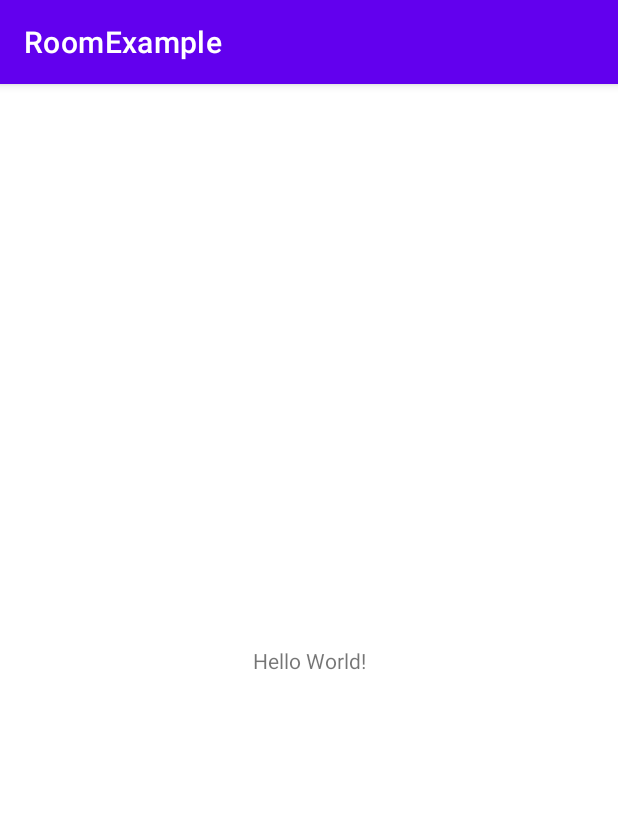
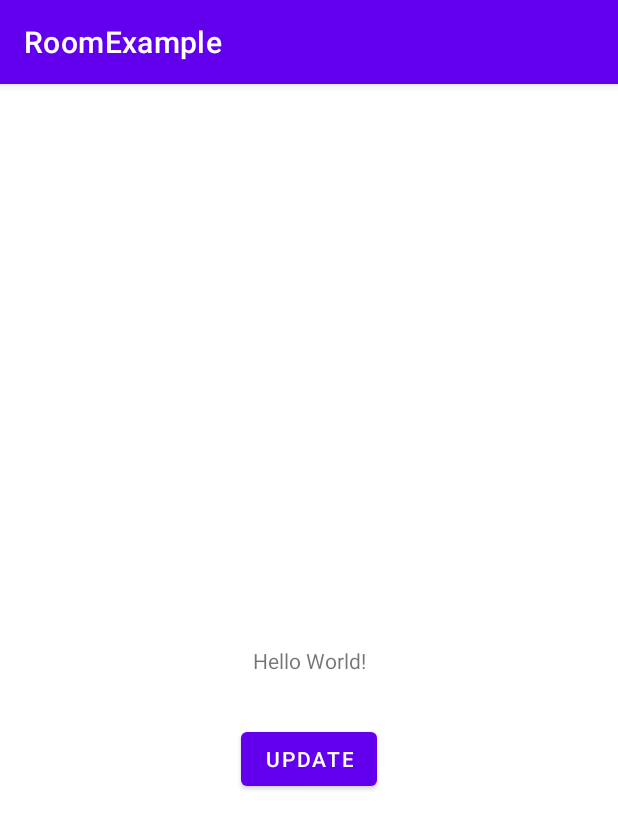
Before and after one commit to zaifrun/RoomExample, an Android app: the screen it shows after launch (MainActivity), on a phone screen of 412 x 824 dp. Shown: the top 829 px of the screen. Run offline under Robolectric (Android 15) with nearby library versions, the phone set to English and light mode, and no system bars; our stand-ins replace Room's generated code.

```diff
--- a/app/build.gradle
+++ b/app/build.gradle
@@ -2,6 +2,8 @@ plugins {
     id 'com.android.application'
     id 'kotlin-android'
     id 'kotlin-kapt'
+    id 'kotlin-android-extensions'
+
 }
 
 android {
@@ -46,13 +48,15 @@ dependencies {
     implementation 'org.jetbrains.kotlinx:kotlinx-coroutines-android:1.3.9'
     implementation "androidx.lifecycle:lifecycle-viewmodel-ktx:2.2.0"
 
+    implementation "androidx.fragment:fragment:1.2.5"
 
 
     implementation "org.jetbrains.kotlin:kotlin-stdlib:$kotlin_version"
     implementation 'androidx.core:core-ktx:1.3.2'
     implementation 'androidx.appcompat:appcompat:1.2.0'
+
     implementation 'com.google.android.material:material:1.2.1'
-    implementation 'androidx.constraintlayout:constraintlayout:2.0.2'
+    implementation 'androidx.constraintlayout:constraintlayout:2.0.3'
     testImplementation 'junit:junit:4.+'
     androidTestImplementation 'androidx.test.ext:junit:1.1.2'
     androidTestImplementation 'androidx.test.espresso:espresso-core:3.3.0'
--- a/app/src/main/java/org/pondar/roomexample/MainActivity.kt
+++ b/app/src/main/java/org/pondar/roomexample/MainActivity.kt
@@ -1,18 +1,28 @@
 package org.pondar.roomexample
 
-import androidx.appcompat.app.AppCompatActivity
 import android.os.Bundle
 import android.util.Log
-import kotlinx.coroutines.*
+import androidx.appcompat.app.AppCompatActivity
+import androidx.lifecycle.ViewModelProvider
+import kotlinx.android.synthetic.main.activity_main.*
 import org.pondar.roomexample.models.Book
 
 class MainActivity : AppCompatActivity() {
 
+    lateinit var viewModel : MainViewModel
+
     override fun onCreate(savedInstanceState: Bundle?) {
         super.onCreate(savedInstanceState)
         setContentView(R.layout.activity_main)
-        initRepository()
-        addTestData()
+        Repository.initRepository(this)
+
+
+
+
+        viewModel = ViewModelProvider(this)[MainViewModel::class.java]
+
+
+        viewModel.addTestData()
 
         Repository.getAllBooks().observe(this, {
             if (it.size > 0) {
@@ -21,30 +31,14 @@ class MainActivity : AppCompatActivity() {
                     Log.d("Book:", book.toString())
             }
         })
-    }
 
-
-    fun addTestData() {
-
-        Log.d("AddTestData", "Adding test data")
-        val book1 = Book("1234", "Brothers Karamazov", "Dostojevski", 1850)
-        val book2 = Book("123", "War and peace", "Tolstoy", 1830)
-
-        GlobalScope.launch(Dispatchers.IO) {
-
-            Repository.deleteAll()
-            var id = Repository.addBook(book1)
-            Log.d("book added", " id = $id")
-
-            id = Repository.addBook(book2)
-            Log.d("book added", " id = $id")
+        updateButton.setOnClickListener {
+            val book = Book("123", "War and peace", "Tolstoy", 1840)
+            viewModel.updateBook(book)
 
         }
 
+
     }
 
-    fun initRepository() {
-        Repository.initRepository(this)
-
-    }
 }
--- a/app/src/main/java/org/pondar/roomexample/MainViewModel.kt
+++ b/app/src/main/java/org/pondar/roomexample/MainViewModel.kt
@@ -1,9 +1,40 @@
 package org.pondar.roomexample
 
 import android.app.Application
+import android.util.Log
 import androidx.lifecycle.AndroidViewModel
+import androidx.lifecycle.viewModelScope
+import kotlinx.coroutines.Dispatchers
+import kotlinx.coroutines.launch
+import org.pondar.roomexample.models.Book
 
 class MainViewModel(application : Application): AndroidViewModel(application) {
 
 
+    fun updateBook(book:Book){
+        viewModelScope.launch(Dispatchers.IO) {
+            Repository.updateBook(book)
+        }
+    }
+
+    fun addTestData() {
+
+        Log.d("AddTestData", "Adding test data")
+        val book1 = Book("1234", "Brothers Karamazov", "Dostojevski", 1850)
+        val book2 = Book("123", "War and peace", "Tolstoy", 1830)
+
+       viewModelScope.launch(Dispatchers.IO) {
+
+            Repository.deleteAll()
+            var id = Repository.addBook(book1)
+            Log.d("book added", " id = $id")
+
+            id = Repository.addBook(book2)
+            Log.d("book added", " id = $id")
+
+        }
+
+    }
+
+
 }
--- a/app/src/main/res/layout/activity_main.xml
+++ b/app/src/main/res/layout/activity_main.xml
@@ -7,6 +7,7 @@
     tools:context=".MainActivity">
 
     <TextView
+        android:id="@+id/textView"
         android:layout_width="wrap_content"
         android:layout_height="wrap_content"
         android:text="Hello World!"
@@ -15,4 +16,14 @@
         app:layout_constraintRight_toRightOf="parent"
         app:layout_constraintTop_toTopOf="parent" />
 
+    <Button
+        android:id="@+id/updateButton"
+        android:layout_width="wrap_content"
+        android:layout_height="wrap_content"
+        android:layout_marginTop="32dp"
+        android:text="Update"
+        app:layout_constraintEnd_toEndOf="parent"
+        app:layout_constraintStart_toStartOf="parent"
+        app:layout_constraintTop_toBottomOf="@+id/textView" />
+
 </androidx.constraintlayout.widget.ConstraintLayout>
```
Also changed, not shown: app/src/main/java/org/pondar/roomexample/Repository.kt (+14 -0 lines).
